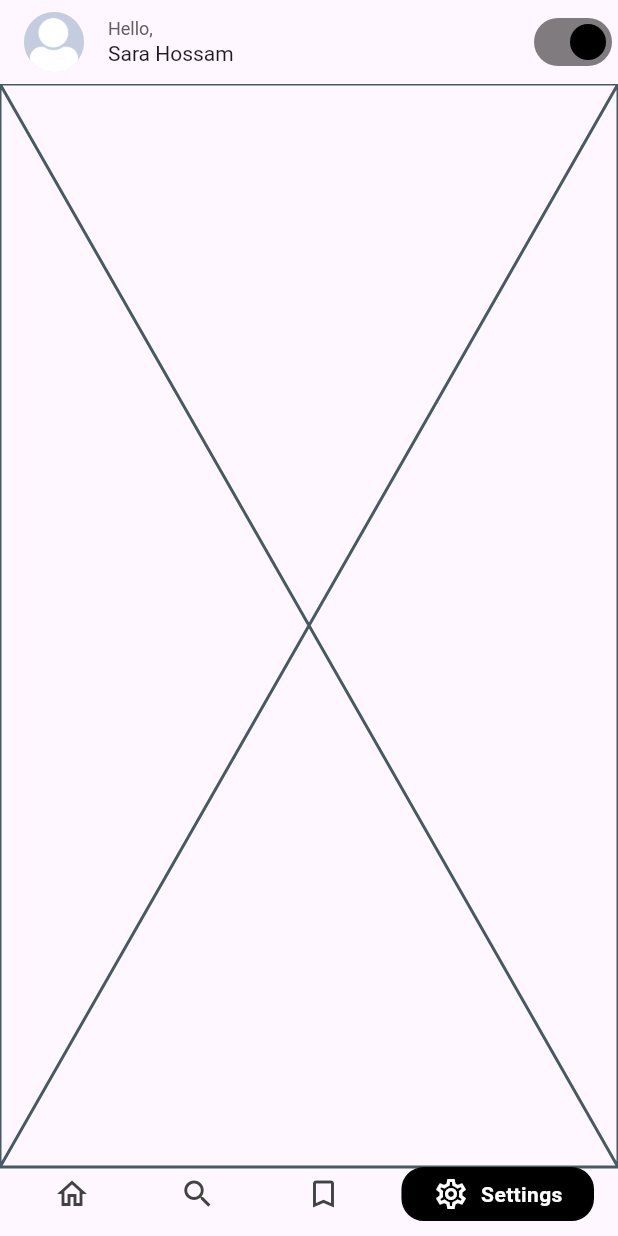
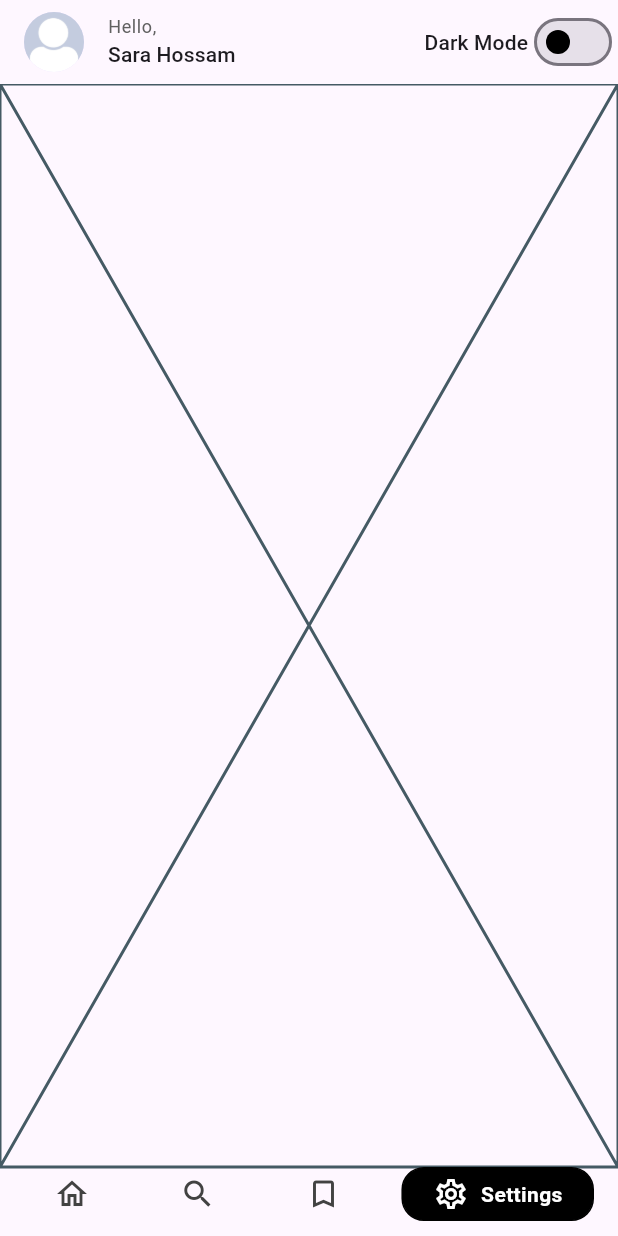
Before and after one commit to SaraHossGit/news_app, a Flutter app: the screen it shows after launch, item 4 of the bottom bar chosen, on a phone screen of 412 x 824 dp. Run offline on Flutter 3.47's test engine with Material 3 defaults, Android fonts, the phone set to English and light mode, and no system bars; drawn by our look-alikes of google_nav_bar; our stand-ins replace bloc, carousel_slider, dio, flutter_bloc; missing offline and left inert: dart:ffi; network calls fail.

Commit message:
colors and themes

```diff
--- a/lib/cubit/states.dart
+++ b/lib/cubit/states.dart
@@ -1,5 +1,8 @@
 abstract class AppStates {}
 class InitState extends AppStates{}
+
+class ThemeModeChangedState extends AppStates{}
+
 class BottomNavBarChangedState extends AppStates{}
 
 class TrendingNewsLoadingState extends AppStates{}
--- /dev/null
+++ b/lib/cubit/theme_cubit.dart
@@ -0,0 +1,21 @@
+import 'package:flutter_bloc/flutter_bloc.dart';
+import 'package:news_app/cubit/states.dart';
+
+class ThemeCubit extends Cubit<AppStates> {
+  ThemeCubit() : super(InitState());
+
+  // Cubit getter
+  ThemeCubit get(context) => BlocProvider.of(context);
+
+  //Cubit vars
+  int currentNavBarIndex=0;
+  bool isDark=false;
+
+  //Cubit methods
+  void changeThemeMode(){
+    isDark=!isDark;
+    emit(ThemeModeChangedState());
+  }
+
+
+}
--- a/lib/layouts/home_layout.dart
+++ b/lib/layouts/home_layout.dart
@@ -1,12 +1,9 @@
-import 'dart:io';
-
 import 'package:flutter/cupertino.dart';
 import 'package:flutter/material.dart';
 import 'package:flutter_bloc/flutter_bloc.dart';
-import 'package:google_nav_bar/google_nav_bar.dart';
 import 'package:news_app/cubit/bottom_nav_cubit.dart';
 import 'package:news_app/cubit/states.dart';
-import 'package:news_app/modules/news_screen.dart';
+import 'package:news_app/cubit/theme_cubit.dart';
 import 'package:news_app/shared/components/components.dart';
 
 class HomeLayout extends StatefulWidget {
@@ -19,7 +16,6 @@ class HomeLayout extends StatefulWidget {
 class _HomeLayoutState extends State<HomeLayout> {
   String userName = "Sara Hossam";
   String userImg = "";
-  bool isDark = true;
 
   @override
   Widget build(BuildContext context) {
@@ -46,26 +42,35 @@ class _HomeLayoutState extends State<HomeLayout> {
               title: Column(
                 crossAxisAlignment: CrossAxisAlignment.start,
                 children: [
-                  Text("Hello,",
-                      style: TextStyle(fontSize: 12, color: Colors.grey[700])),
+                  Text(
+                    "Hello,",
+                    style: Theme.of(context)
+                        .textTheme
+                        .bodySmall
+                        ?.copyWith(color: ThemeCubit().get(context).isDark?Colors.white30:Colors.grey[700]),
+                  ),
                   userName.isEmpty
                       ? SizedBox()
-                      : Text(userName, style: const TextStyle(fontSize: 14))
+                      : Text(userName,
+                          style: Theme.of(context).textTheme.labelLarge)
                 ],
               ),
               // Toggle Theme
               actions: [
+                Text(
+                  "Dark Mode",
+                  style: Theme.of(context).textTheme.labelLarge,
+                ),
                 Switch(
-                  value: isDark,
+                  value: ThemeCubit().get(context).isDark,
                   onChanged: (value) {
                     setState(() {
-                      isDark = value;
+                      ThemeCubit().get(context).changeThemeMode();
                     });
                     print(value);
                   },
-                  activeColor: Colors.black,
-                  // activeThumbImage: AssetImage("assets/images/profile.jpg"),
-                  // inactiveThumbImage: AssetImage("assets/images/profile.jpg"),
+                  activeColor: Colors.white,
+                  inactiveThumbColor: Colors.black,
                 )
               ],
             ),
@@ -85,7 +90,8 @@ class _HomeLayoutState extends State<HomeLayout> {
                           left: 16, right: 16, bottom: 10),
                       child: customNavBar(
                           bottomNavItemsList: bottomNavCubit.bottomNavItemsList,
-                          bottomNavCubit: bottomNavCubit),
+                          bottomNavCubit: bottomNavCubit,
+                          context: context),
                     ),
                   ),
                 ],
--- a/lib/main.dart
+++ b/lib/main.dart
@@ -2,10 +2,13 @@ import 'package:flutter/material.dart';
 import 'package:flutter_bloc/flutter_bloc.dart';
 import 'package:news_app/cubit/bottom_nav_cubit.dart';
 import 'package:news_app/cubit/news_cubit.dart';
+import 'package:news_app/cubit/states.dart';
+import 'package:news_app/cubit/theme_cubit.dart';
 import 'package:news_app/layouts/home_layout.dart';
 import 'package:news_app/network/remote/dio_helper.dart';
 import 'package:flutter_localizations/flutter_localizations.dart';
 import 'package:news_app/shared/style/colors.dart';
+import 'package:news_app/shared/style/themes.dart';
 
 import 'shared/bloc_observer.dart';
 
@@ -23,13 +26,19 @@ class MyApp extends StatelessWidget {
     return MultiBlocProvider(
       providers: [
         BlocProvider(
+          create: (context) => ThemeCubit(),
+        ),
+        BlocProvider(
           create: (context) => BottomNavCubit(),
         ),
         BlocProvider(
           create: (context) => NewsCubit()..getCategoriesNews(0)..getTrendingNews(),
         ),
       ],
-      child: MaterialApp(
+      child: BlocConsumer<ThemeCubit, AppStates>(
+        listener: (context,state){},
+        builder: (context,state){
+          return MaterialApp(
             debugShowCheckedModeBanner: false,
 
             // /// Localization
@@ -43,16 +52,16 @@ class MyApp extends StatelessWidget {
             // ],
             // // Current Locale
             // locale: Locale('ar', 'AE'),
+
+            // Theme Data
+            theme: lightThemeData(),
+            darkTheme: darkThemeData(),
+            themeMode: ThemeCubit().get(context).isDark? ThemeMode.dark:ThemeMode.light,
+
+            // Home Layout
             home: HomeLayout(),
-        theme: ThemeData(
-            bottomNavigationBarTheme: BottomNavigationBarThemeData(
-              selectedItemColor: Colors.black,
-            ),
-            primarySwatch: Colors.teal,
-            primaryColor: Colors.black,
-            progressIndicatorTheme: ProgressIndicatorThemeData(
-              color: Colors.black,
-            )),
+          );
+        },
       ),
     );
   }
--- a/lib/modules/news_screen.dart
+++ b/lib/modules/news_screen.dart
@@ -47,10 +47,10 @@ class _NewsScreenState extends State<NewsScreen> with TickerProviderStateMixin {
                   padding: const EdgeInsets.all(16.0),
                   child: Column(
                     children: [
-                      pageTitle(title: "Hot News", onTap: () {}),
+                      pageTitle(title: "Hot News", onTap: () {}, context: context),
                       defaultCarousel(newsCubit.trendingNewsList),
                       defaultSeparator(),
-                      pageTitle(title: "Explore By Category", onTap: () {}),
+                      pageTitle(title: "Explore By Category", onTap: () {}, context: context),
                       categoriesTabBar(
                           cubit: newsCubit,
                           tabController: _tabController,
--- a/lib/shared/components/components.dart
+++ b/lib/shared/components/components.dart
@@ -4,6 +4,7 @@ import 'package:carousel_slider/carousel_slider.dart';
 import 'package:flutter/material.dart';
 import 'package:google_nav_bar/google_nav_bar.dart';
 import 'package:news_app/cubit/news_cubit.dart';
+import 'package:news_app/cubit/theme_cubit.dart';
 
 /// General
 Widget defaultSeparator() => Padding(
@@ -39,6 +40,7 @@ Widget defaultSearchBar() => TextFormField(
 Widget customNavBar({
   required List<GButton> bottomNavItemsList,
   required var bottomNavCubit,
+  required BuildContext context,
 }) =>
     GNav(
       hoverColor: Colors.grey.withOpacity(0.7),
@@ -54,7 +56,7 @@ Widget customNavBar({
       // tab animation duration
       gap: 8,
       // the tab button gap between icon and text
-      color: Colors.grey[800],
+      color: ThemeCubit().get(context).isDark?Colors.white30:Colors.grey[800],
       // unselected icon color
       activeColor: Colors.white,
       // selected icon and text color
@@ -72,6 +74,7 @@ Widget customNavBar({
     );
 
 Widget pageTitle({
+  required BuildContext context,
   required String title,
   required VoidCallback onTap,
 }) =>
@@ -82,7 +85,7 @@ Widget pageTitle({
         children: [
           Text(
             title,
-            style: TextStyle(fontSize: 20, fontWeight: FontWeight.bold),
+            style: Theme.of(context).textTheme.titleLarge?.copyWith(fontWeight: FontWeight.bold),
           ),
           GestureDetector(
             child: Text(
@@ -97,6 +100,7 @@ Widget pageTitle({
 
 /// News List and List tiles
 Widget defaultNewsTile({
+  required BuildContext context,
   required List<dynamic> articlesList,
   required int index,
 }) =>
@@ -128,7 +132,7 @@ Widget defaultNewsTile({
                 children: [
                   Text(
                     "${articlesList[index]["title"]}",
-                    style: TextStyle(fontWeight: FontWeight.w600),
+                    style: Theme.of(context).textTheme.labelLarge,
                     maxLines: 3,
                     overflow: TextOverflow.ellipsis,
                   ),
@@ -165,6 +169,7 @@ Widget newsList(articlesList, {isSearching=false}) {
         itemBuilder: (context, index) => defaultNewsTile(
           articlesList: articlesList,
           index: index,
+          context: context
         ),
         separatorBuilder: (context, index) => SizedBox(height: 10),
         itemCount: 10);
@@ -269,12 +274,6 @@ Widget categoriesTabBar({
           onTap: (int selectedIndex) {
             cubit.getCategoriesNews(selectedIndex);
           },
-          labelColor: Colors.black,
-          unselectedLabelColor: Colors.grey,
-          dividerHeight: 0,
-          indicatorSize: TabBarIndicatorSize.label,
-          indicatorColor: Colors.black,
-          tabAlignment: TabAlignment.center,
           isScrollable: true,
           controller: tabController,
           tabs: buildTabItems(tabItemsList)),
--- /dev/null
+++ b/lib/shared/style/themes.dart
@@ -0,0 +1,45 @@
+import 'package:flutter/material.dart';
+
+lightThemeData() => ThemeData(
+      primaryColor: Colors.black,
+      progressIndicatorTheme: ProgressIndicatorThemeData(
+        color: Colors.black,
+      ),
+      tabBarTheme: TabBarTheme(
+        labelColor: Colors.black,
+        unselectedLabelColor: Colors.grey,
+        dividerHeight: 0,
+        indicatorSize: TabBarIndicatorSize.label,
+        indicatorColor: Colors.black,
+        tabAlignment: TabAlignment.center,
+      ),
+    );
+
+darkThemeData() => ThemeData(
+      scaffoldBackgroundColor: Color(0xFF333739),
+      primaryColor: Colors.white,
+      progressIndicatorTheme: ProgressIndicatorThemeData(
+        color: Colors.white,
+      ),
+      appBarTheme: AppBarTheme(
+        color: Color(0xFF333739),
+        iconTheme: IconThemeData(
+          color: Colors.white,
+        ),
+        titleTextStyle: TextStyle(color: Colors.white),
+        toolbarTextStyle: TextStyle(color: Colors.white),
+      ),
+      tabBarTheme: TabBarTheme(
+        labelColor: Colors.white,
+        unselectedLabelColor: Colors.white30,
+        dividerHeight: 0,
+        indicatorSize: TabBarIndicatorSize.label,
+        indicatorColor: Colors.white,
+        tabAlignment: TabAlignment.center,
+      ),
+  textTheme: TextTheme(
+    labelLarge: TextStyle(color: Colors.white),
+    bodySmall: TextStyle(color: Colors.white),
+    titleLarge: TextStyle(color: Colors.white),
+  )
+    );
```
Lines whose indentation alone changed are shown as unchanged.
